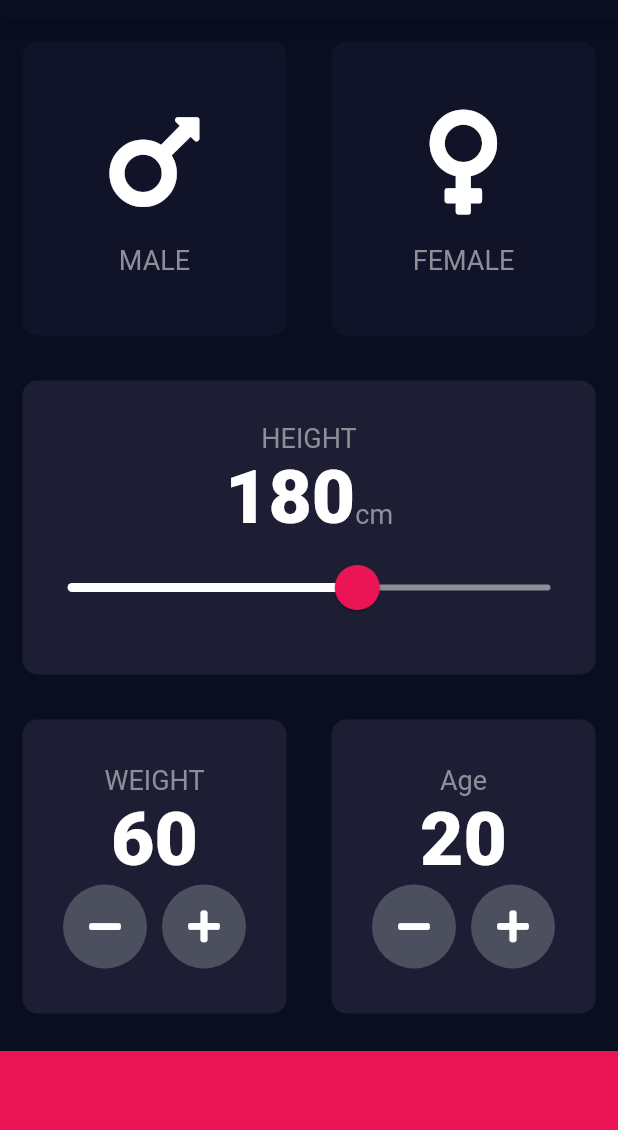
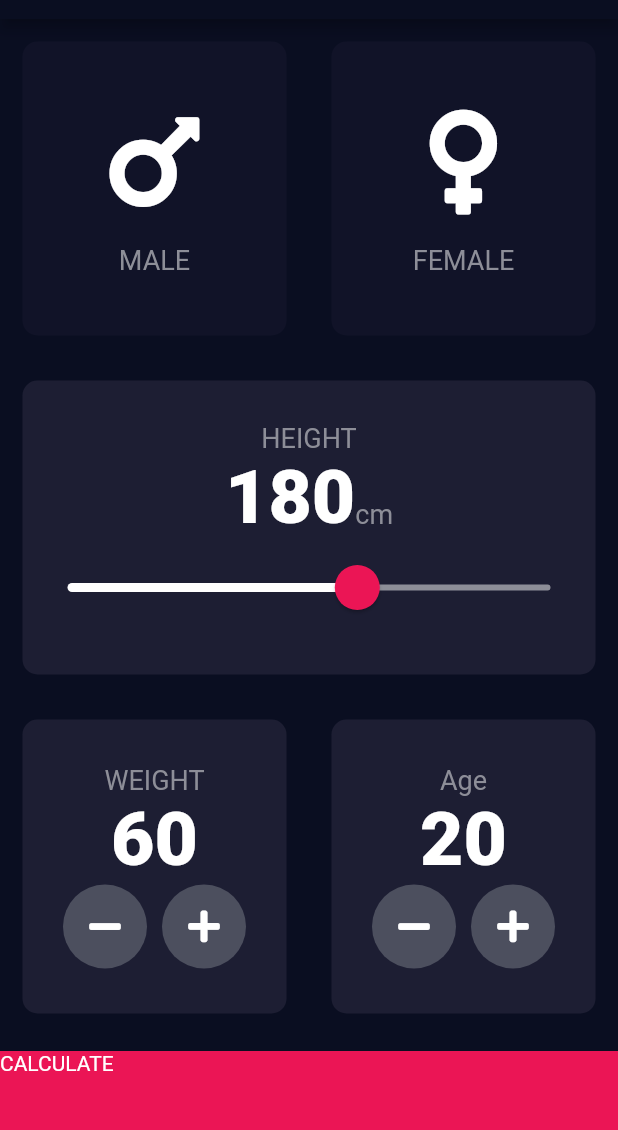
Before and after one commit to K-Kaustubh/BMI_CAL, a Flutter app: the screen it shows after launch, on a phone screen of 412 x 824 dp, the part 65-1195 px from its top. Run offline on Flutter 3.47's test engine with Material 2 defaults, Android fonts, the phone set to English and light mode, and no system bars; our stand-ins replace font_awesome_flutter.

Commit message:
Update input_page.dart

```diff
--- a/lib/input_page.dart
+++ b/lib/input_page.dart
@@ -1,8 +1,10 @@
+import 'package:bmi_calculator/results_page.dart';
 import 'package:flutter/material.dart';
 import 'icon_content.dart';
 import 'reusable_card.dart';
 import 'package:font_awesome_flutter/font_awesome_flutter.dart';
 import 'constants.dart';
+import 'results_page.dart';
 
 enum Gender {
   male,
@@ -224,11 +226,17 @@ class _InputPageState extends State<InputPage> {
               ),
             ],
           )),
-          Container(
-            color: kBottomContainerColor,
-            margin: EdgeInsets.only(top: 10.0),
-            width: double.infinity,
-            height: kBottomContainerHeight,
+          GestureDetector(
+            onTap: (){
+              Navigator.push(context, MaterialPageRoute(builder: (context) => ResultsPage()));
+            },
+            child: Container(
+              child: Text("CALCULATE"),
+              color: kBottomContainerColor,
+              margin: EdgeInsets.only(top: 10.0),
+              width: double.infinity,
+              height: kBottomContainerHeight,
+            ),
           ),
         ],
       ),
```
